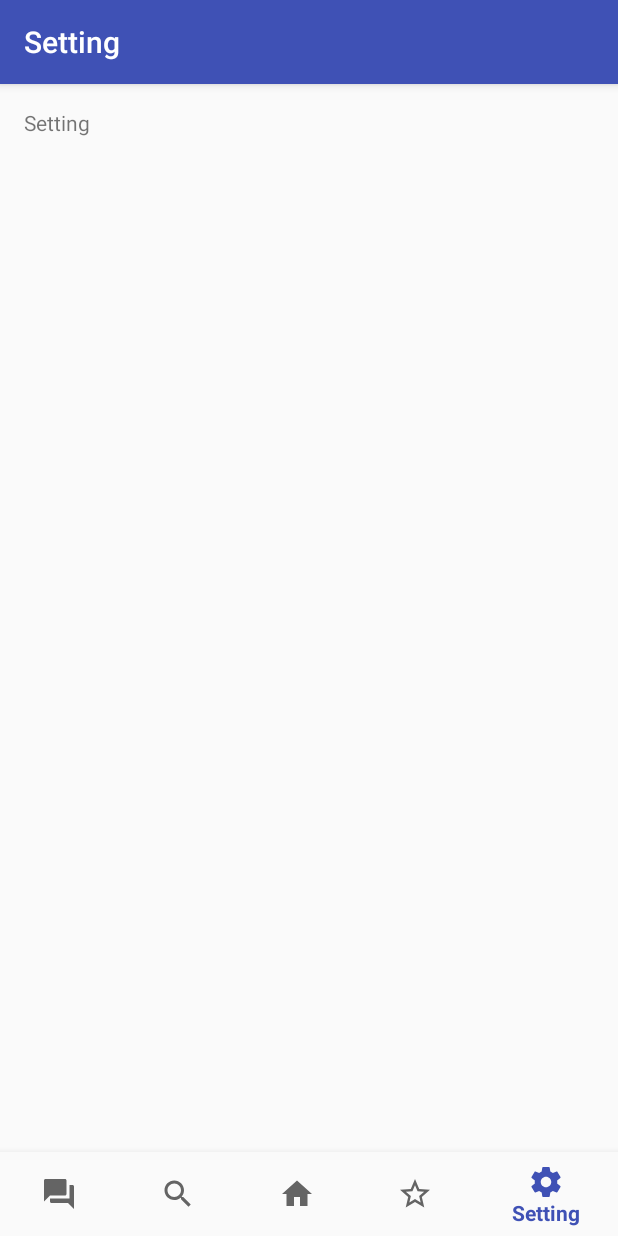
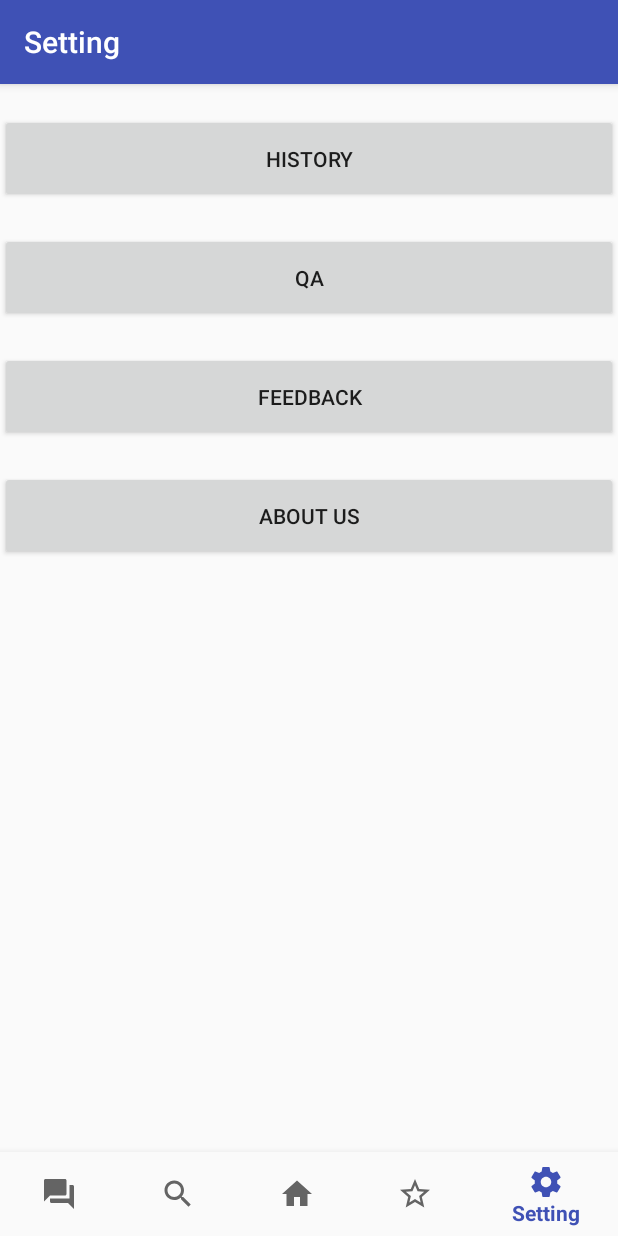
Before and after one commit to kk070326/APP-final, an Android app: the Setting screen opened directly, with no data from a screen before it, on a phone screen of 412 x 824 dp. Run offline under Robolectric (Android 15) with nearby library versions, the phone set to English and light mode, and no system bars.

Commit message:
update UI(setting).

```diff
--- a/app/src/main/java/com/example/home/myapplication/Setting.java
+++ b/app/src/main/java/com/example/home/myapplication/Setting.java
@@ -49,8 +49,6 @@ public class Setting extends AppCompatActivity {
         super.onCreate(savedInstanceState);
         setContentView(R.layout.activity_setting);
 
-        mTextMessage = (TextView) findViewById(R.id.message);
-        mTextMessage.setText(R.string.title_activity_setting);
         BottomNavigationView navigation = (BottomNavigationView) findViewById(R.id.navigation);
         navigation.setSelectedItemId(R.id.navigation_setting);
         navigation.setOnNavigationItemSelectedListener(mOnNavigationItemSelectedListener);
--- a/app/src/main/res/layout/activity_setting.xml
+++ b/app/src/main/res/layout/activity_setting.xml
@@ -6,17 +6,6 @@
     android:layout_width="match_parent"
     android:layout_height="match_parent"
     tools:context=".Setting">
-
-    <TextView
-        android:id="@+id/message"
-        android:layout_width="wrap_content"
-        android:layout_height="wrap_content"
-        android:layout_marginLeft="@dimen/activity_horizontal_margin"
-        android:layout_marginStart="@dimen/activity_horizontal_margin"
-        android:layout_marginTop="@dimen/activity_vertical_margin"
-        android:text="@string/app_name"
-        app:layout_constraintLeft_toLeftOf="parent"
-        app:layout_constraintTop_toTopOf="parent" />
 
     <android.support.design.widget.BottomNavigationView
         android:id="@+id/navigation"
@@ -30,4 +19,55 @@
         app:layout_constraintRight_toRightOf="parent"
         app:menu="@menu/navigation" />
 
+    <LinearLayout
+        android:layout_width="0dp"
+        android:layout_height="0dp"
+        android:orientation="vertical"
+        app:layout_constraintBottom_toTopOf="@+id/navigation"
+        app:layout_constraintEnd_toEndOf="parent"
+        app:layout_constraintStart_toStartOf="parent"
+        app:layout_constraintTop_toTopOf="parent">
+
+        <Button
+            android:id="@+id/btn_history"
+            android:layout_width="match_parent"
+            android:layout_height="wrap_content"
+            android:layout_marginBottom="10dp"
+            android:layout_marginTop="20dp"
+            android:paddingBottom="20dp"
+            android:paddingTop="20dp"
+            android:text="history" />
+
+        <Button
+            android:id="@+id/btn_qa"
+            android:layout_width="match_parent"
+            android:layout_height="wrap_content"
+            android:layout_marginBottom="10dp"
+            android:layout_marginTop="10dp"
+            android:paddingBottom="20dp"
+            android:paddingTop="20dp"
+            android:text="QA" />
+
+        <Button
+            android:id="@+id/btn_feedback"
+            android:layout_width="match_parent"
+            android:layout_height="wrap_content"
+            android:layout_marginBottom="10dp"
+            android:layout_marginTop="10dp"
+            android:paddingBottom="20dp"
+            android:paddingTop="20dp"
+            android:text="feedback" />
+
+        <Button
+            android:id="@+id/btn_about"
+            android:layout_width="match_parent"
+            android:layout_height="wrap_content"
+            android:layout_marginBottom="10dp"
+            android:layout_marginTop="10dp"
+            android:paddingBottom="20dp"
+            android:paddingTop="20dp"
+            android:text="About us" />
+
+    </LinearLayout>
+
 </android.support.constraint.ConstraintLayout>
```
